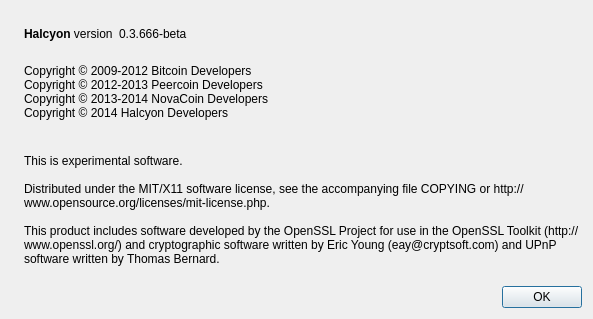
Before: the Qt Designer form src/qt/forms/aboutdialog.ui in ghostlander/Halcyon, drawn with Qt 5.
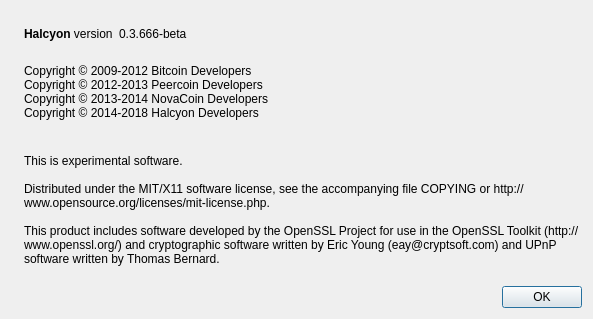
After: the same form once the commit is applied. Icons and pictures are not drawn.

What changed in the file:
```diff
--- a/src/qt/forms/aboutdialog.ui
+++ b/src/qt/forms/aboutdialog.ui
@@ -95,7 +95,7 @@
 Copyright © 2009-2012 Bitcoin Developers
 Copyright © 2012-2013 Peercoin Developers
 Copyright © 2013-2014 NovaCoin Developers
-Copyright © 2014 Halcyon Developers
+Copyright © 2014-2018 Halcyon Developers
         </string>
        </property>
        <property name="textInteractionFlags">
```
